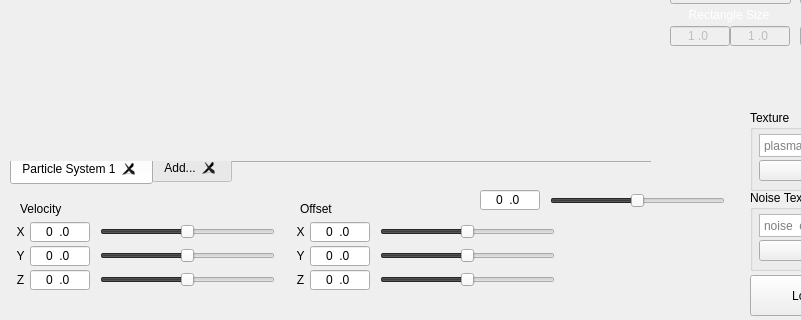
Qt form TA_ParticleEditor/TA_ParticleEditor/particleeditor.ui (Stureplan/TA_ParticleEditor) before a commit; both pictures show x 0 to 801 and y 330 to 650 of the 984 by 650 pixel window.
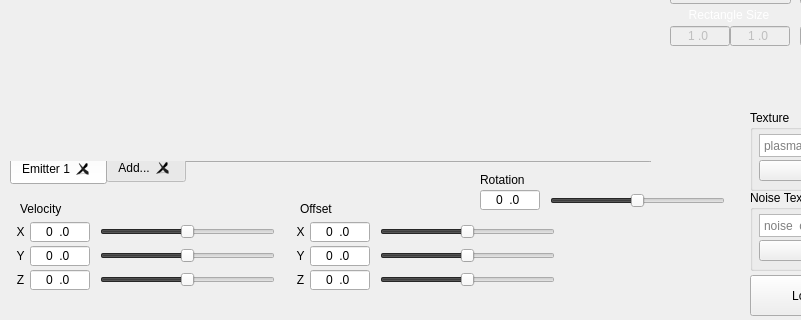
The same form after that commit. Custom widgets are drawn as their Qt base class.

Commit message: Adding/removing particle systems seems stable for now! Offset next.

```diff
--- a/TA_ParticleEditor/TA_ParticleEditor/particleeditor.ui
+++ b/TA_ParticleEditor/TA_ParticleEditor/particleeditor.ui
@@ -947,7 +947,7 @@
     </property>
     <widget class="QWidget" name="tab">
      <attribute name="title">
-      <string>Particle System 1</string>
+      <string>Emitter 1</string>
      </attribute>
     </widget>
     <widget class="QWidget" name="tab_2">
@@ -1505,6 +1505,22 @@
      <string>0.0</string>
     </property>
    </widget>
+   <widget class="QLabel" name="label_Velocity_3">
+    <property name="geometry">
+     <rect>
+      <x>480</x>
+      <y>500</y>
+      <width>71</width>
+      <height>20</height>
+     </rect>
+    </property>
+    <property name="text">
+     <string>Rotation</string>
+    </property>
+    <property name="alignment">
+     <set>Qt::AlignLeading|Qt::AlignLeft|Qt::AlignVCenter</set>
+    </property>
+   </widget>
    <zorder>graphics</zorder>
    <zorder>label_Lifetime</zorder>
    <zorder>label_Velocity</zorder>
```
Left out of the diff: 18 changed lines with no effect on the pictures. The commit also changes 5 other files.
